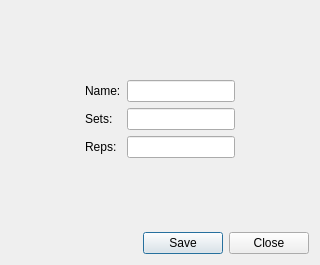
userDymon/training-diary, file training-diary/exercizedialog.ui: the form before one commit.
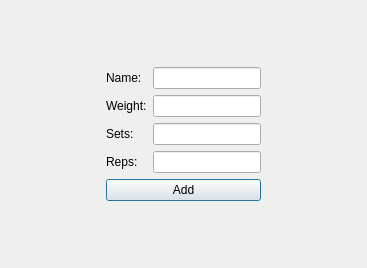
The form after the commit.

```diff
--- a/training-diary/exercizedialog.ui
+++ b/training-diary/exercizedialog.ui
@@ -6,13 +6,28 @@
    <rect>
     <x>0</x>
     <y>0</y>
-    <width>320</width>
-    <height>265</height>
+    <width>367</width>
+    <height>268</height>
    </rect>
   </property>
   <property name="windowTitle">
    <string>Dialog</string>
   </property>
+  <layout class="QHBoxLayout" name="horizontalLayout_2">
+   <item>
+    <spacer name="horizontalSpacer">
+     <property name="orientation">
+      <enum>Qt::Horizontal</enum>
+     </property>
+     <property name="sizeHint" stdset="0">
+      <size>
+       <width>40</width>
+       <height>20</height>
+      </size>
+     </property>
+    </spacer>
+   </item>
+   <item>
   <layout class="QVBoxLayout" name="verticalLayout_3">
    <item>
     <spacer name="verticalSpacer">
@@ -29,19 +44,6 @@
    </item>
    <item>
     <layout class="QHBoxLayout" name="horizontalLayout">
-     <item>
-      <spacer name="horizontalSpacer">
-       <property name="orientation">
-        <enum>Qt::Horizontal</enum>
-       </property>
-       <property name="sizeHint" stdset="0">
-        <size>
-         <width>40</width>
-         <height>20</height>
-        </size>
-       </property>
-      </spacer>
-     </item>
      <item>
       <layout class="QVBoxLayout" name="verticalLayout">
        <item>
@@ -51,6 +53,13 @@
          </property>
         </widget>
        </item>
+         <item>
+          <widget class="QLabel" name="label_4">
+           <property name="text">
+            <string>Weight:</string>
+           </property>
+          </widget>
+         </item>
        <item>
         <widget class="QLabel" name="label_2">
          <property name="text">
@@ -72,6 +81,9 @@
        <item>
         <widget class="QLineEdit" name="nameLineEdit"/>
        </item>
+         <item>
+          <widget class="QLineEdit" name="weightLineEdit"/>
+         </item>
        <item>
         <widget class="QLineEdit" name="setsLineEdit"/>
        </item>
@@ -80,21 +92,15 @@
        </item>
       </layout>
      </item>
-     <item>
-      <spacer name="horizontalSpacer_2">
-       <property name="orientation">
-        <enum>Qt::Horizontal</enum>
-       </property>
-       <property name="sizeHint" stdset="0">
-        <size>
-         <width>40</width>
-         <height>20</height>
-        </size>
-       </property>
-      </spacer>
-     </item>
-    </layout>
-   </item>
+      </layout>
+     </item>
+     <item>
+      <widget class="QPushButton" name="addExercizePB">
+       <property name="text">
+        <string>Add</string>
+       </property>
+      </widget>
+     </item>
    <item>
     <spacer name="verticalSpacer_2">
      <property name="orientation">
@@ -108,15 +114,20 @@
      </property>
     </spacer>
    </item>
+    </layout>
+   </item>
    <item>
-    <widget class="QDialogButtonBox" name="buttonBox">
+    <spacer name="horizontalSpacer_2">
      <property name="orientation">
       <enum>Qt::Horizontal</enum>
      </property>
-     <property name="standardButtons">
-      <set>QDialogButtonBox::Close|QDialogButtonBox::Save</set>
+     <property name="sizeHint" stdset="0">
+      <size>
+       <width>40</width>
+       <height>20</height>
+      </size>
      </property>
-    </widget>
+    </spacer>
    </item>
   </layout>
  </widget>
```
Left out of the diff: 35 changed lines with no effect on the pictures. Lines whose indentation alone changed are shown as unchanged.
